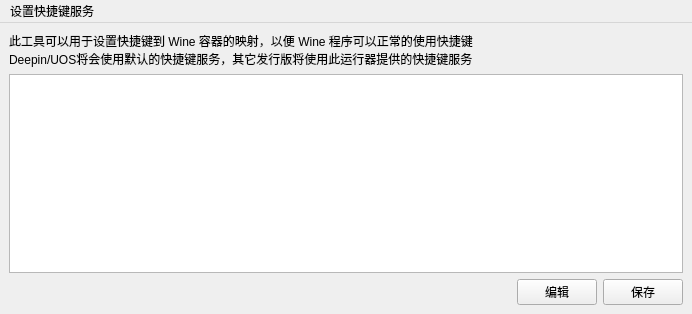
Above: key/UI/KeyAddGui.ui from gfdgd-xi/deep-wine-runner before the change. Below: the same form after it.
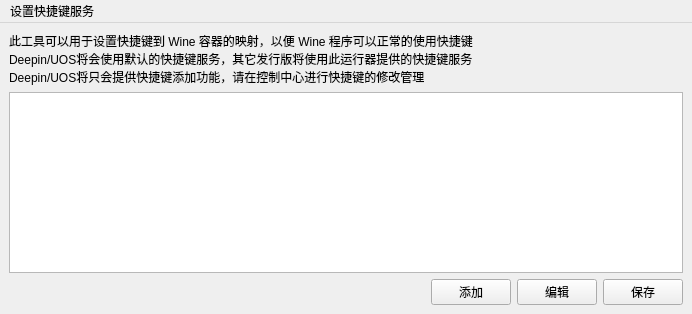
That is the form after the change.

Commit message: 完成Deepin/UOS快捷键添加功能

```diff
--- a/key/UI/KeyAddGui.ui
+++ b/key/UI/KeyAddGui.ui
@@ -18,7 +18,7 @@
     <item>
      <widget class="QLabel" name="tips">
       <property name="text">
-       <string>此工具可以用于设置快捷键到 Wine 容器的映射，以便 Wine 程序可以正常的使用快捷键&lt;br&gt;Deepin/UOS将会使用默认的快捷键服务，其它发行版将使用此运行器提供的快捷键服务</string>
+       <string>&lt;html&gt;&lt;head/&gt;&lt;body&gt;&lt;p&gt;此工具可以用于设置快捷键到 Wine 容器的映射，以便 Wine 程序可以正常的使用快捷键&lt;br/&gt;Deepin/UOS将会使用默认的快捷键服务，其它发行版将使用此运行器提供的快捷键服务&lt;br&gt;Deepin/UOS将只会提供快捷键添加功能，请在控制中心进行快捷键的修改管理&lt;/p&gt;&lt;/body&gt;&lt;/html&gt;</string>
       </property>
      </widget>
     </item>
@@ -40,6 +40,13 @@
         </property>
        </spacer>
       </item>
+      <item>
+       <widget class="QPushButton" name="addButton">
+        <property name="text">
+         <string>添加</string>
+        </property>
+       </widget>
+      </item>
       <item>
        <widget class="QPushButton" name="editButton">
         <property name="text">
```
The commit also changes 5 other files.
